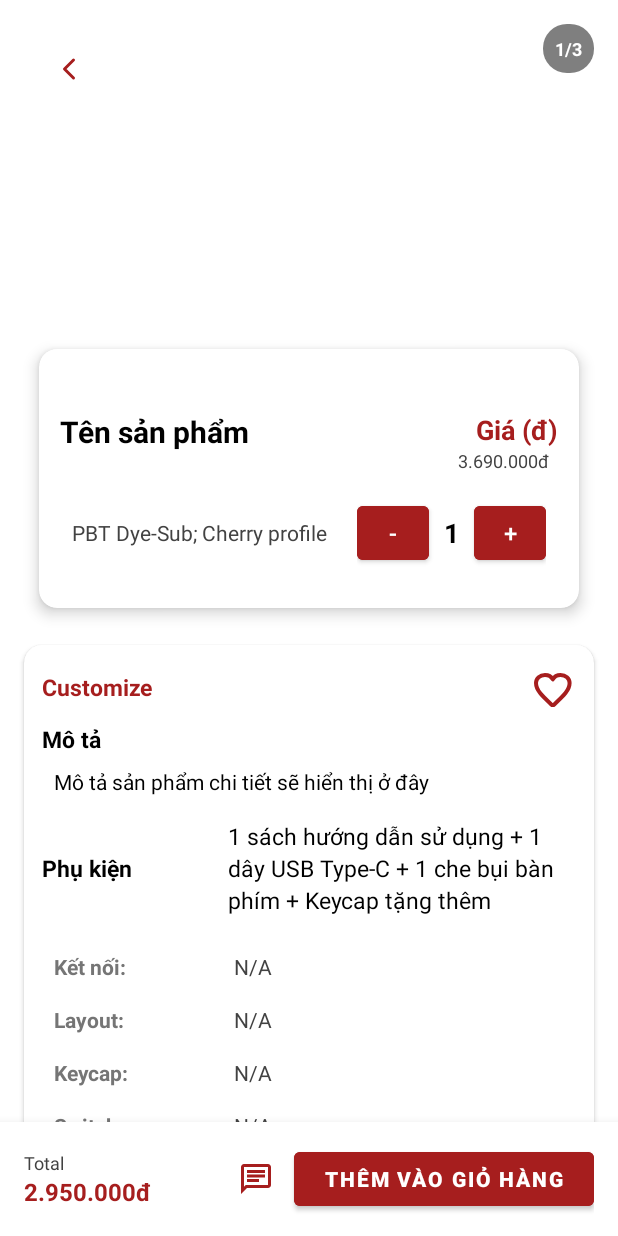
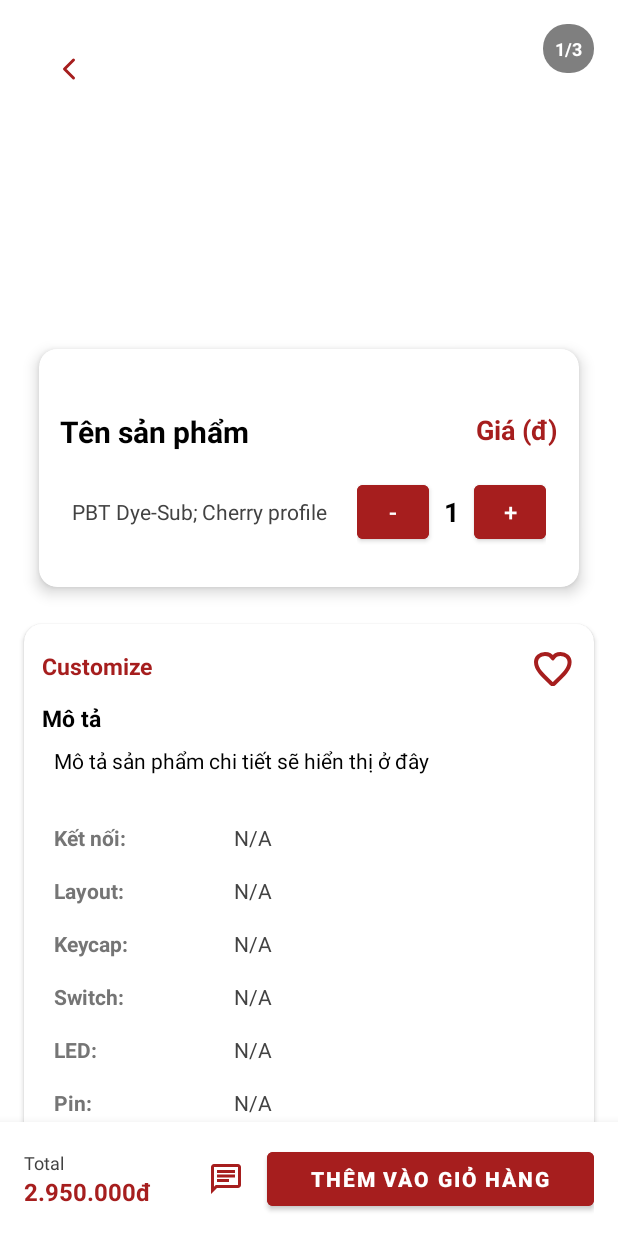
Before and after one commit to taivippro123/kibo, an Android app: the ProductDetailActivity screen opened directly, with no data from a screen before it, on a phone screen of 412 x 824 dp. Run offline under Robolectric (Android 15) with nearby library versions, the phone set to English and light mode, and no system bars; pictures from the network do not load; 1 statement that could not run was skipped.

Commit message:
delete discount

```diff
--- a/app/src/main/res/layout/activity_product_detail.xml
+++ b/app/src/main/res/layout/activity_product_detail.xml
@@ -134,32 +134,6 @@
                                 android:textColor="@color/red_dark"
                                 android:textStyle="bold"
                                 android:textSize="18sp" />
-
-                            <!-- Giá cũ + phần trăm giảm -->
-                            <LinearLayout
-                                android:layout_width="wrap_content"
-                                android:layout_height="wrap_content"
-                                android:orientation="horizontal"
-                                android:gravity="center_vertical">
-
-                                <TextView
-                                    android:id="@+id/tv_old_price"
-                                    android:layout_width="wrap_content"
-                                    android:layout_height="wrap_content"
-                                    android:text="3.690.000đ"
-                                    android:textSize="12sp"
-                                    android:textColor="@color/gray_dark"
-                                    android:layout_marginEnd="6dp" />
-
-                                <TextView
-                                    android:id="@+id/tv_discount"
-                                    android:layout_width="wrap_content"
-                                    android:layout_height="wrap_content"
-                                    android:textSize="12sp"
-                                    android:textColor="@android:color/holo_red_dark"
-                                    android:padding="4dp"
-                                    android:visibility="gone"/>
-                            </LinearLayout>
 
                         </LinearLayout>
 
@@ -338,32 +312,6 @@
                         android:paddingHorizontal="8dp"/>
 
                     <!-- Hàng phụ kiện -->
-                    <LinearLayout
-                        android:layout_width="match_parent"
-                        android:layout_height="wrap_content"
-                        android:orientation="horizontal"
-                        android:gravity="center_vertical"
-                        android:layout_marginBottom="8dp">
-
-                        <TextView
-                            android:layout_width="0dp"
-                            android:layout_weight="0.35"
-                            android:layout_height="wrap_content"
-                            android:text="Phụ kiện"
-                            android:textStyle="bold"
-                            android:textSize="15sp"
-                            android:textColor="@color/black" />
-
-                        <TextView
-                            android:layout_width="0dp"
-                            android:layout_weight="0.65"
-                            android:layout_height="wrap_content"
-                            android:text="1 sách hướng dẫn sử dụng + 1 dây USB Type-C + 1 che bụi bàn phím + Keycap tặng thêm"
-                            android:textSize="15sp"
-                            android:textColor="@color/black"
-                            android:lineSpacingExtra="3dp"
-                            android:paddingEnd="8dp"/>
-                    </LinearLayout>
 
                     <!-- Specs with fixed titles -->
                     <LinearLayout
@@ -629,7 +577,7 @@
         <LinearLayout
             android:layout_width="0dp"
             android:layout_height="wrap_content"
-            android:layout_weight="1.3"
+            android:layout_weight="1"
             android:orientation="vertical">
 
             <TextView
```
